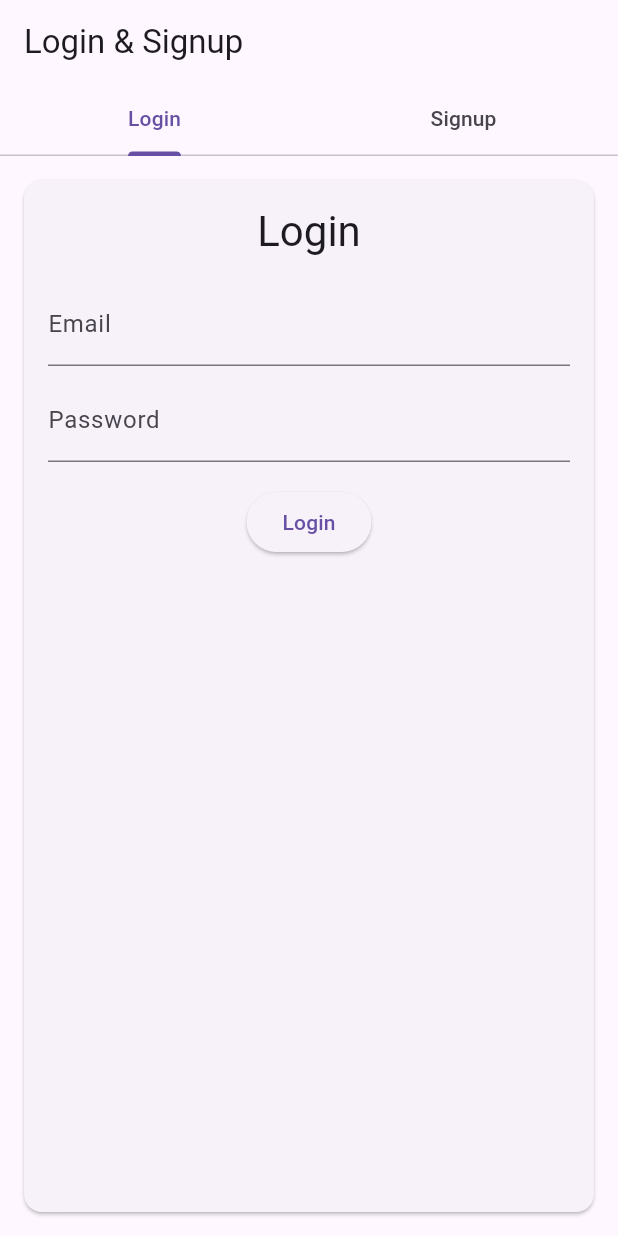
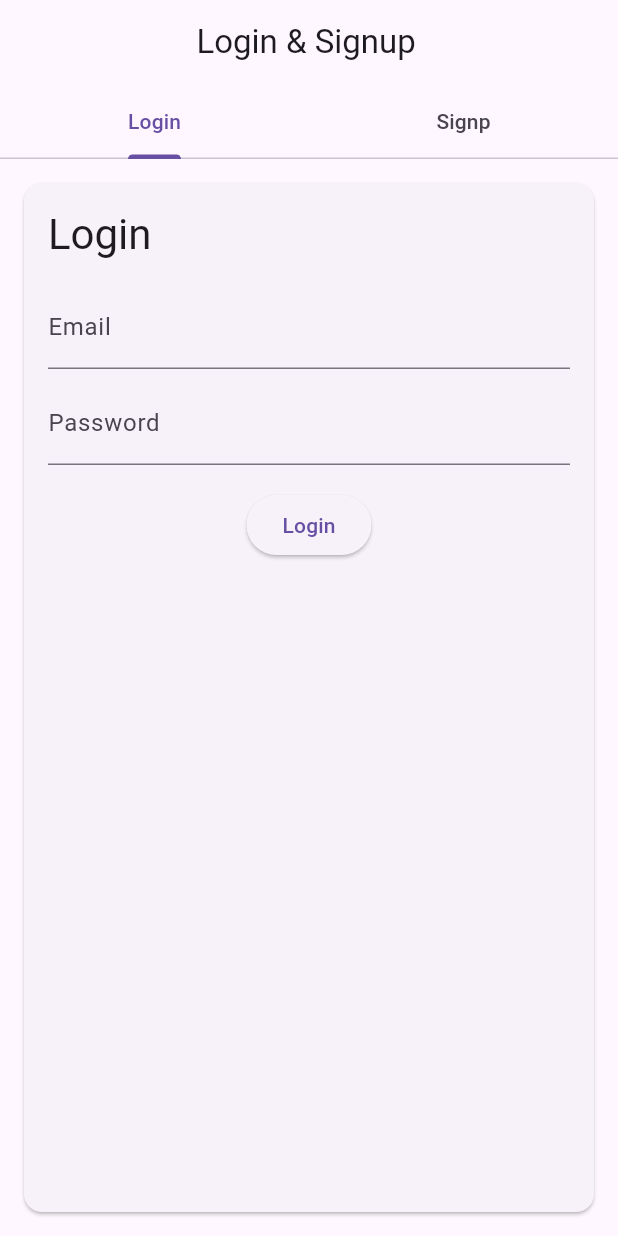
Before and after one commit to maninagulapati/login_page, a Flutter app: the screen it shows after launch, on a phone screen of 412 x 824 dp. Run offline on Flutter 3.47's test engine with Material 3 defaults, Android fonts, the phone set to English and light mode, and no system bars; our stand-ins replace shared_preferences.

Commit message:
Changed tab section

```diff
--- a/lib/main.dart
+++ b/lib/main.dart
@@ -20,11 +20,24 @@ class MyApp extends StatelessWidget {
           length: 2,
           child: Scaffold(
             appBar: AppBar(
-              title: const Text('Login & Signup'),
-              bottom: const TabBar(tabs: [
+             title: Center(
+            child: Container(
+              width: 150,  // Set your desired width
+              child: Text('Login & Signup'),
+            ),
+          ),
+              bottom: PreferredSize(
+                preferredSize:  Size.fromHeight(50),
+                 child: Center(
+                  child: Container(
+                    width: 450,
+                    child: TabBar(tabs: const[
                       Tab(text: 'Login'),
-                Tab(text: 'Signup'),
+                      Tab(text: "Signp",)
                     ]),
+                  ),
+                 )
+                 )
             ),
             body: TabBarView(
               children: [
@@ -102,15 +115,18 @@ class _LoginCardState extends State<LoginCard> {
   }
   @override
   Widget build(BuildContext context) {
-    return Container(
-      width: 80,
+    return PreferredSize(
+      preferredSize: Size.fromHeight(100),
+      child: Center(
+        child: Container(
+          width: 450,
           child: Card(
             margin: EdgeInsets.all(16.0),
             child: Padding(
               padding: EdgeInsets.all(16.0),
               child: Column(
-            crossAxisAlignment: CrossAxisAlignment.stretch,
-            children: <Widget>[
+                crossAxisAlignment: CrossAxisAlignment.start,
+                children: [
                   Text(
                     'Login',
                     style: Theme.of(context).textTheme.headlineMedium,
@@ -165,6 +181,8 @@ class _LoginCardState extends State<LoginCard> {
                     ),
                   ),
                 ],
+              ),
+            ),
           ),
         ),
       ),
@@ -233,17 +251,18 @@ class _SignupCardState extends State<SignupCard> {
 
   @override
   Widget build(BuildContext context) {
-    return SizedBox(
-      width: 100,
-      height: 100,
+    return PreferredSize(
+      preferredSize: Size.fromHeight(0),
+      child: Center(
+        child: Container(
+          width: 450,
           child: Card(
-        elevation: 5,
+            margin: EdgeInsets.all(16.0),
             child: Padding(
               padding: const EdgeInsets.all(16.0),
               child: Form(
                 key: _formKey,
                 child: Column(
-              mainAxisSize: MainAxisSize.min,
                   children: [
                     TextFormField(
                       decoration: InputDecoration(labelText: 'First Name'),
@@ -307,6 +326,8 @@ class _SignupCardState extends State<SignupCard> {
               ),
             ),
           ),
+        ),
+      ),
     );
   }
 }
```
Lines whose indentation alone changed are shown as unchanged.
